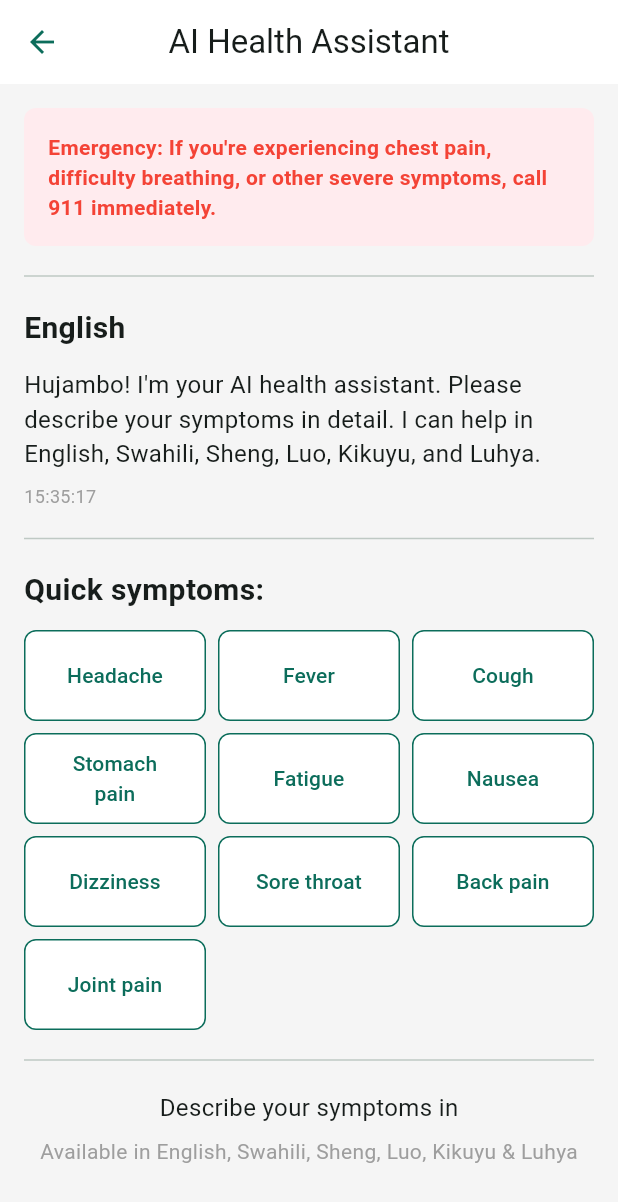
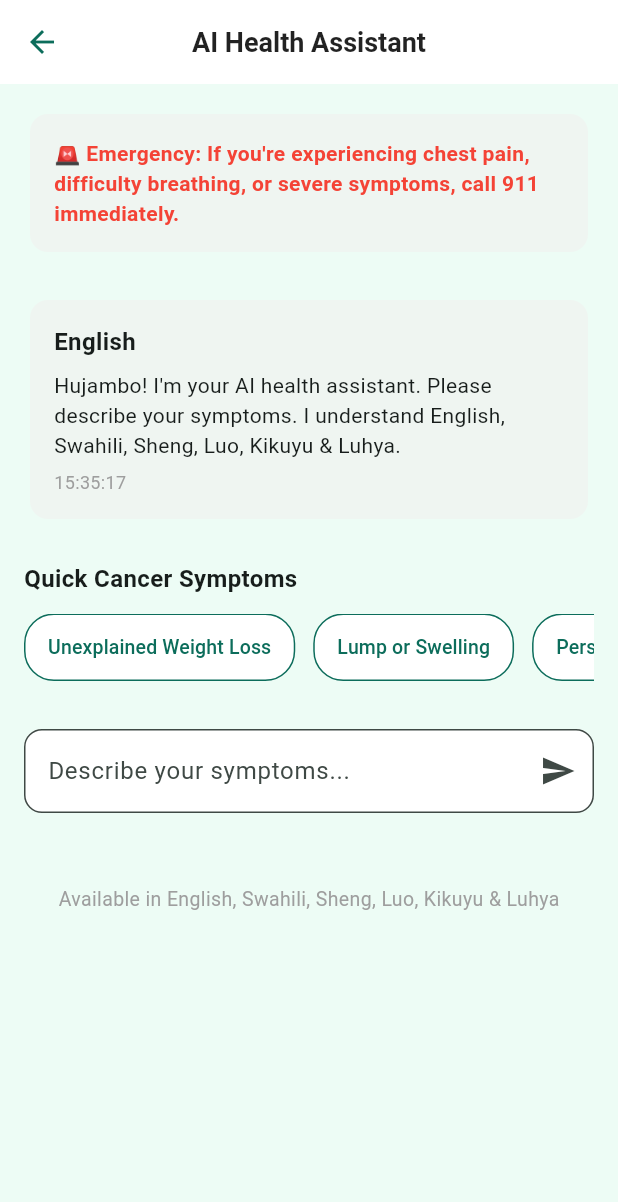
Before and after one commit to JuniorCarti/Haraka-Afya_AI, a Flutter app: the SymptomsPage screen opened by its route, on a phone screen of 412 x 824 dp. Shown: the top 1202 px of the screen. Run offline on Flutter 3.47's test engine with Material 3 defaults, Android fonts, the phone set to English and light mode, and no system bars; our stand-ins replace cached_network_image, cloud_firestore, firebase_auth, firebase_core, flutter_dotenv, flutter_svg and 6 more; missing offline and left inert: flutter_polyline_points; accounts and stored records are empty.

```diff
--- a/lib/features/symptoms_page.dart
+++ b/lib/features/symptoms_page.dart
@@ -1,141 +1,227 @@
 import 'package:flutter/material.dart';
+import 'package:http/http.dart' as http;
+import 'dart:convert';
 
-class SymptomsPage extends StatelessWidget {
+class SymptomsPage extends StatefulWidget {
   const SymptomsPage({super.key});
+
+  @override
+  State<SymptomsPage> createState() => _SymptomsPageState();
+}
+
+class _SymptomsPageState extends State<SymptomsPage> {
+  final TextEditingController _controller = TextEditingController();
+  String? _aiResponse;
+  bool _isLoading = false;
+
+  final List<String> cancerSymptoms = [
+    'Unexplained Weight Loss',
+    'Lump or Swelling',
+    'Persistent Fatigue',
+    'Unusual Bleeding',
+    'Skin Changes',
+    'Chronic Pain',
+  ];
+
+  Future<void> _sendSymptom(String input) async {
+    setState(() {
+      _isLoading = true;
+      _aiResponse = null;
+    });
+
+    final url = Uri.parse('https://hooks.zapier.com/hooks/catch/23929090/uu5tpj8/');
+
+    try {
+      final response = await http.post(
+        url,
+        headers: {'Content-Type': 'application/json'},
+        body: jsonEncode({'symptom': input}),
+      );
+
+      if (response.statusCode == 200) {
+        final data = jsonDecode(response.body);
+        setState(() {
+          _aiResponse = data['response'] ?? 'No response received.';
+        });
+      } else {
+        setState(() {
+          _aiResponse = 'Error: Unable to process your request.';
+        });
+      }
+    } catch (e) {
+      setState(() {
+        _aiResponse = 'Error: $e';
+      });
+    } finally {
+      setState(() {
+        _isLoading = false;
+      });
+    }
+  }
 
   @override
   Widget build(BuildContext context) {
     return Scaffold(
+      backgroundColor: const Color(0xFFEDFCF5),
       appBar: AppBar(
-        title: const Text('AI Health Assistant'),
+        backgroundColor: Colors.white,
+        foregroundColor: Colors.black87,
+        elevation: 0,
         centerTitle: true,
-        elevation: 0,
+        title: const Text(
+          'AI Health Assistant',
+          style: TextStyle(fontWeight: FontWeight.bold, fontSize: 18),
+        ),
       ),
       body: SingleChildScrollView(
-        padding: const EdgeInsets.all(16.0),
+        padding: const EdgeInsets.all(16),
         child: Column(
           crossAxisAlignment: CrossAxisAlignment.start,
           children: [
-            // Emergency Warning
-            Container(
+            // Emergency Card
+            Card(
+              color: const Color(0xFFEFF5F1),
+              elevation: 0,
+              shape: RoundedRectangleBorder(borderRadius: BorderRadius.circular(12)),
+              child: Padding(
                 padding: const EdgeInsets.all(16),
-              decoration: BoxDecoration(
-                color: Colors.red[50],
-                borderRadius: BorderRadius.circular(8),
-              ),
                 child: const Text(
-                "Emergency: If you're experiencing chest pain, difficulty breathing, or other severe symptoms, call 911 immediately.",
+                  "🚨 Emergency: If you're experiencing chest pain, difficulty breathing, or severe symptoms, call 911 immediately.",
                   style: TextStyle(
                     color: Colors.red,
                     fontWeight: FontWeight.bold,
+                    fontSize: 14,
                   ),
                 ),
               ),
-            const Divider(height: 40, thickness: 1),
+            ),
 
-            // Language Selection
-            const Text(
-              'English',
-              style: TextStyle(
-                fontSize: 20,
-                fontWeight: FontWeight.bold,
+            const SizedBox(height: 24),
+
+            // Assistant Greeting
+            Card(
+              color: const Color(0xFFEFF5F1),
+              elevation: 0,
+              shape: RoundedRectangleBorder(borderRadius: BorderRadius.circular(12)),
+              child: Padding(
+                padding: const EdgeInsets.all(16),
+                child: Column(
+                  crossAxisAlignment: CrossAxisAlignment.start,
+                  children: const [
+                    Text('English', style: TextStyle(fontSize: 16, fontWeight: FontWeight.bold)),
+                    SizedBox(height: 8),
+                    Text(
+                      "Hujambo! I'm your AI health assistant. Please describe your symptoms. I understand English, Swahili, Sheng, Luo, Kikuyu & Luhya.",
+                      style: TextStyle(fontSize: 14),
+                    ),
+                    SizedBox(height: 6),
+                    Text('15:35:17', style: TextStyle(fontSize: 12, color: Colors.grey)),
+                  ],
                 ),
               ),
+            ),
+
+            const SizedBox(height: 24),
+
+            const Text(
+              'Quick Cancer Symptoms',
+              style: TextStyle(fontSize: 16, fontWeight: FontWeight.bold),
+            ),
             const SizedBox(height: 12),
-            const Text(
-              "Hujambo! I'm your AI health assistant. Please describe your symptoms in detail. I can help in English, Swahili, Sheng, Luo, Kikuyu, and Luhya.",
-              style: TextStyle(fontSize: 16),
-            ),
-            const SizedBox(height: 8),
-            const Text(
-              '15:35:17',
-              style: TextStyle(
-                fontSize: 12,
-                color: Colors.grey,
+
+            SizedBox(
+              height: 45,
+              child: ListView.separated(
+                scrollDirection: Axis.horizontal,
+                itemCount: cancerSymptoms.length,
+                separatorBuilder: (_, __) => const SizedBox(width: 12),
+                itemBuilder: (context, index) {
+                  return _SymptomChip(
+                    label: cancerSymptoms[index],
+                    onTap: () {
+                      _controller.text = cancerSymptoms[index];
+                      _sendSymptom(cancerSymptoms[index]);
+                    },
+                  );
+                },
               ),
             ),
-            const Divider(height: 40, thickness: 1),
 
-            // Quick Symptoms Grid
-            const Text(
-              'Quick symptoms:',
-              style: TextStyle(
-                fontSize: 20,
-                fontWeight: FontWeight.bold,
+            const SizedBox(height: 32),
+
+            // Input Field
+            TextField(
+              controller: _controller,
+              decoration: InputDecoration(
+                hintText: 'Describe your symptoms...',
+                fillColor: Colors.white,
+                filled: true,
+                suffixIcon: IconButton(
+                  icon: const Icon(Icons.send),
+                  onPressed: () {
+                    if (_controller.text.trim().isNotEmpty) {
+                      _sendSymptom(_controller.text.trim());
+                    }
+                  },
+                ),
+                border: OutlineInputBorder(
+                  borderRadius: BorderRadius.circular(12),
                 ),
               ),
-            const SizedBox(height: 12),
-            GridView.count(
-              shrinkWrap: true,
-              physics: const NeverScrollableScrollPhysics(),
-              crossAxisCount: 3,
-              childAspectRatio: 2,
-              mainAxisSpacing: 8,
-              crossAxisSpacing: 8,
-              children: const [
-                _SymptomButton('Headache'),
-                _SymptomButton('Fever'),
-                _SymptomButton('Cough'),
-                _SymptomButton('Stomach pain'),
-                _SymptomButton('Fatigue'),
-                _SymptomButton('Nausea'),
-                _SymptomButton('Dizziness'),
-                _SymptomButton('Sore throat'),
-                _SymptomButton('Back pain'),
-                _SymptomButton('Joint pain'),
-              ],
+              maxLines: null,
             ),
-            const Divider(height: 40, thickness: 1),
 
-            // Language Options
-            const Center(
+            const SizedBox(height: 24),
+
+            if (_isLoading) const Center(child: CircularProgressIndicator()),
+
+            if (_aiResponse != null)
+              Card(
+                color: const Color(0xFFEFF5F1),
+                elevation: 0,
+                shape: RoundedRectangleBorder(borderRadius: BorderRadius.circular(12)),
+                child: Padding(
+                  padding: const EdgeInsets.all(16),
                   child: Text(
-                'Describe your symptoms in',
-                style: TextStyle(fontSize: 16),
+                    _aiResponse!,
+                    style: const TextStyle(fontSize: 14),
                   ),
                 ),
-            const SizedBox(height: 8),
+              ),
+
+            const SizedBox(height: 24),
             const Center(
-              child: Text(
-                'Available in English, Swahili, Sheng, Luo, Kikuyu & Luhya',
-                style: TextStyle(
-                  fontSize: 14,
-                  color: Colors.grey,
-                ),
-              ),
+              child: Text('Available in English, Swahili, Sheng, Luo, Kikuyu & Luhya',
+                  style: TextStyle(fontSize: 13, color: Colors.grey)),
             ),
           ],
         ),
       ),
-      // Removed the bottomNavigationBar from here
     );
   }
 }
 
-class _SymptomButton extends StatelessWidget {
-  final String symptom;
-  const _SymptomButton(this.symptom);
+class _SymptomChip extends StatelessWidget {
+  final String label;
+  final VoidCallback onTap;
+
+  const _SymptomChip({required this.label, required this.onTap, super.key});
 
   @override
   Widget build(BuildContext context) {
     return ElevatedButton(
-      onPressed: () {
-        // Handle symptom selection
-      },
+      onPressed: onTap,
       style: ElevatedButton.styleFrom(
+        padding: const EdgeInsets.symmetric(horizontal: 16),
         backgroundColor: Colors.white,
         foregroundColor: const Color(0xFF0C6D5B),
         shape: RoundedRectangleBorder(
-          borderRadius: BorderRadius.circular(8),
+          borderRadius: BorderRadius.circular(20),
           side: const BorderSide(color: Color(0xFF0C6D5B)),
         ),
         elevation: 0,
       ),
-      child: Text(
-        symptom,
-        textAlign: TextAlign.center,
-        style: const TextStyle(fontSize: 14),
-      ),
+      child: Text(label, style: const TextStyle(fontSize: 13)),
     );
   }
 }
```
Lines whose indentation alone changed are shown as unchanged.
